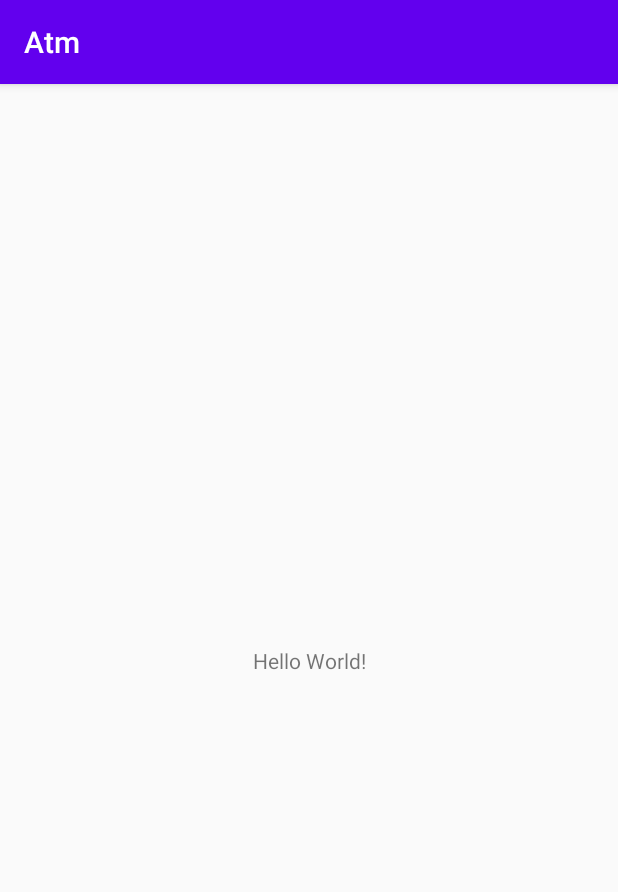
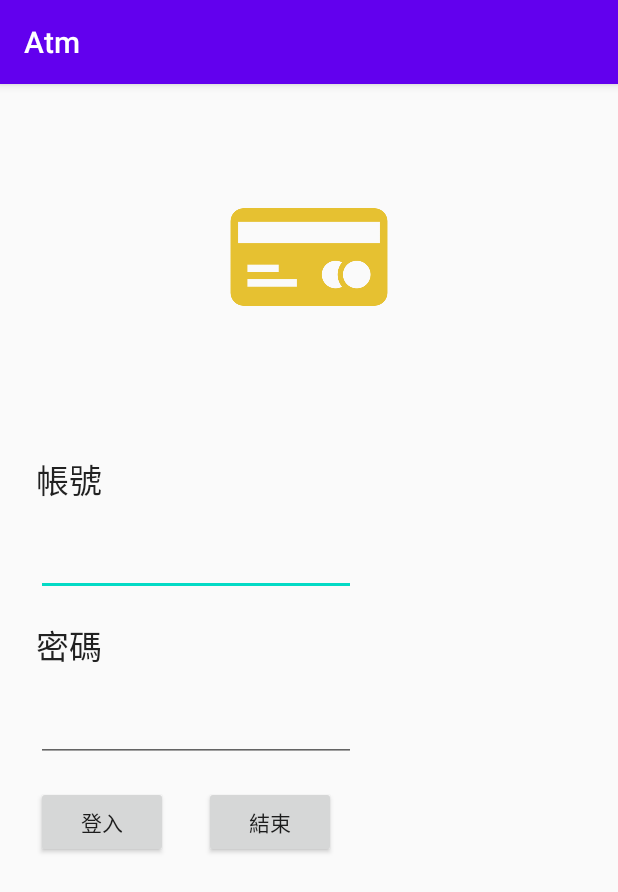
Before and after one commit to YuchengChien/Atm, an Android app: the screen it shows after launch (MainActivity before the commit, LoginActivity after it), on a phone screen of 412 x 824 dp. Shown: the top 892 px of the screen. Run offline under Robolectric (Android 15) with nearby library versions, the phone set to English and light mode, and no system bars.

Commit message:
畫面返回後取得結果

```diff
--- a/app/src/main/AndroidManifest.xml
+++ b/app/src/main/AndroidManifest.xml
@@ -9,6 +9,7 @@
         android:roundIcon="@mipmap/ic_launcher_round"
         android:supportsRtl="true"
         android:theme="@style/AppTheme">
+        <activity android:name=".LoginActivity"></activity>
         <activity android:name=".MainActivity">
             <intent-filter>
                 <action android:name="android.intent.action.MAIN" />
--- /dev/null
+++ b/app/src/main/java/com/jason/atm/LoginActivity.java
@@ -0,0 +1,34 @@
+package com.jason.atm;
+
+import androidx.appcompat.app.AppCompatActivity;
+
+import android.os.Bundle;
+import android.view.View;
+import android.widget.EditText;
+
+public class LoginActivity extends AppCompatActivity {
+
+    private EditText ed_userId;
+    private EditText ed_password;
+
+    @Override
+    protected void onCreate(Bundle savedInstanceState) {
+        super.onCreate(savedInstanceState);
+        setContentView(R.layout.activity_login);
+        ed_userId = findViewById(R.id.userId);
+        ed_password = findViewById(R.id.passwd);
+    }
+
+    public void login(View view) {
+        String userId = ed_userId.getText().toString();
+        String password = ed_password.getText().toString();
+        if("jack".equals(userId) && "1234".equals(password)) {
+            setResult(RESULT_OK);
+            finish();
+        }
+    }
+
+    public void quit(View view) {
+
+    }
+}
--- a/app/src/main/java/com/jason/atm/MainActivity.java
+++ b/app/src/main/java/com/jason/atm/MainActivity.java
@@ -1,14 +1,34 @@
 package com.jason.atm;
 
+import androidx.annotation.Nullable;
 import androidx.appcompat.app.AppCompatActivity;
 
+import android.content.Intent;
 import android.os.Bundle;
 
 public class MainActivity extends AppCompatActivity {
+    private static final int REQUEST_LOGIN = 100;
+    boolean logon = false;
 
     @Override
     protected void onCreate(Bundle savedInstanceState) {
+        if(!logon) {
+            Intent intent = new Intent(this, LoginActivity.class);
+//            startActivity(intent);
+            startActivityForResult(intent, REQUEST_LOGIN);
+        }
+
         super.onCreate(savedInstanceState);
         setContentView(R.layout.activity_main);
     }
+
+    @Override
+    protected void onActivityResult(int requestCode, int resultCode, @Nullable Intent data) {
+        super.onActivityResult(requestCode, resultCode, data);
+        if (requestCode == REQUEST_LOGIN) {
+            if (resultCode != RESULT_OK) {
+                finish();
+            }
+        }
+    }
 }
--- /dev/null
+++ b/app/src/main/res/layout/activity_login.xml
@@ -0,0 +1,86 @@
+<?xml version="1.0" encoding="utf-8"?>
+<androidx.constraintlayout.widget.ConstraintLayout xmlns:android="http://schemas.android.com/apk/res/android"
+    xmlns:app="http://schemas.android.com/apk/res-auto"
+    xmlns:tools="http://schemas.android.com/tools"
+    android:layout_width="match_parent"
+    android:layout_height="match_parent"
+    tools:context=".LoginActivity">
+
+    <ImageView
+        android:id="@+id/imageView"
+        android:layout_width="105dp"
+        android:layout_height="69dp"
+        app:layout_constraintBottom_toTopOf="@+id/guideline"
+        app:layout_constraintEnd_toEndOf="parent"
+        app:layout_constraintStart_toStartOf="parent"
+        app:layout_constraintTop_toTopOf="parent"
+        app:srcCompat="@drawable/login_icon" />
+
+    <androidx.constraintlayout.widget.Guideline
+        android:id="@+id/guideline"
+        android:layout_width="wrap_content"
+        android:layout_height="wrap_content"
+        android:orientation="horizontal"
+        app:layout_constraintGuide_percent="0.3" />
+
+    <TextView
+        android:id="@+id/textView"
+        android:layout_width="wrap_content"
+        android:layout_height="wrap_content"
+        android:layout_marginStart="24dp"
+        android:layout_marginTop="16dp"
+        android:text="帳號"
+        android:textAppearance="@style/TextAppearance.AppCompat.Large"
+        app:layout_constraintStart_toStartOf="parent"
+        app:layout_constraintTop_toTopOf="@+id/guideline" />
+
+    <EditText
+        android:id="@+id/userId"
+        android:layout_width="wrap_content"
+        android:layout_height="wrap_content"
+        android:layout_marginTop="16dp"
+        android:ems="10"
+        android:inputType="textPersonName"
+        app:layout_constraintStart_toStartOf="@+id/textView"
+        app:layout_constraintTop_toBottomOf="@+id/textView" />
+
+    <TextView
+        android:id="@+id/textView2"
+        android:layout_width="wrap_content"
+        android:layout_height="wrap_content"
+        android:layout_marginTop="16dp"
+        android:text="密碼"
+        android:textAppearance="@style/TextAppearance.AppCompat.Large"
+        app:layout_constraintStart_toStartOf="@+id/userId"
+        app:layout_constraintTop_toBottomOf="@+id/userId" />
+
+    <EditText
+        android:id="@+id/passwd"
+        android:layout_width="wrap_content"
+        android:layout_height="wrap_content"
+        android:layout_marginTop="16dp"
+        android:ems="10"
+        android:inputType="textPersonName"
+        app:layout_constraintStart_toStartOf="@+id/textView2"
+        app:layout_constraintTop_toBottomOf="@+id/textView2" />
+
+    <Button
+        android:id="@+id/button"
+        android:layout_width="wrap_content"
+        android:layout_height="wrap_content"
+        android:layout_marginTop="16dp"
+        android:onClick="login"
+        android:text="登入"
+        app:layout_constraintStart_toStartOf="@+id/passwd"
+        app:layout_constraintTop_toBottomOf="@+id/passwd" />
+
+    <Button
+        android:id="@+id/button2"
+        android:layout_width="wrap_content"
+        android:layout_height="wrap_content"
+        android:layout_marginStart="24dp"
+        android:onClick="quit"
+        android:text="結束"
+        app:layout_constraintStart_toEndOf="@+id/button"
+        app:layout_constraintTop_toTopOf="@+id/button" />
+</androidx.constraintlayout.widget.ConstraintLayout>
--- a/app/src/main/res/layout/activity_main.xml
+++ b/app/src/main/res/layout/activity_main.xml
@@ -9,7 +9,7 @@
     <TextView
         android:layout_width="wrap_content"
         android:layout_height="wrap_content"
-        android:text="Hello World!"
+        android:text="主功能畫面"
         app:layout_constraintBottom_toBottomOf="parent"
         app:layout_constraintLeft_toLeftOf="parent"
         app:layout_constraintRight_toRightOf="parent"
```
Also changed, not shown: app/src/main/res/drawable/login_icon.png (added).
